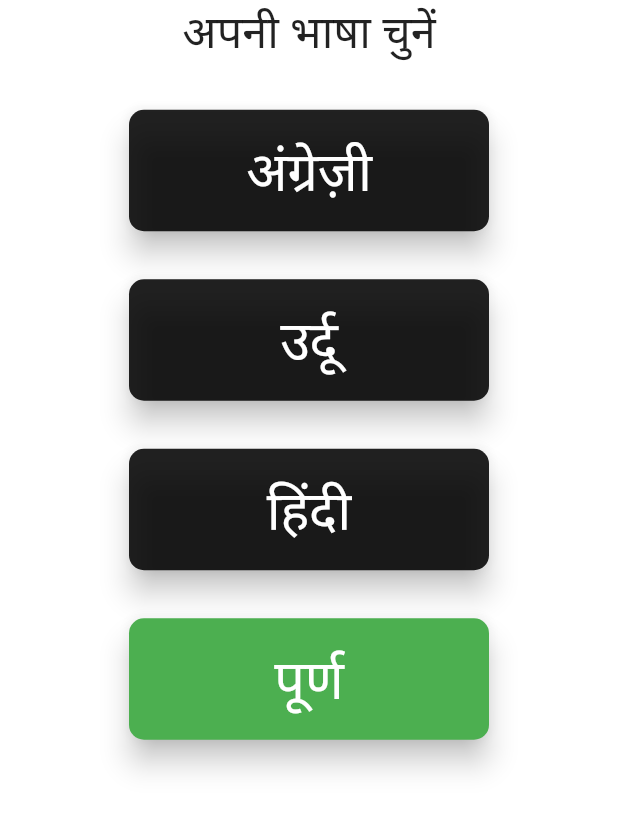
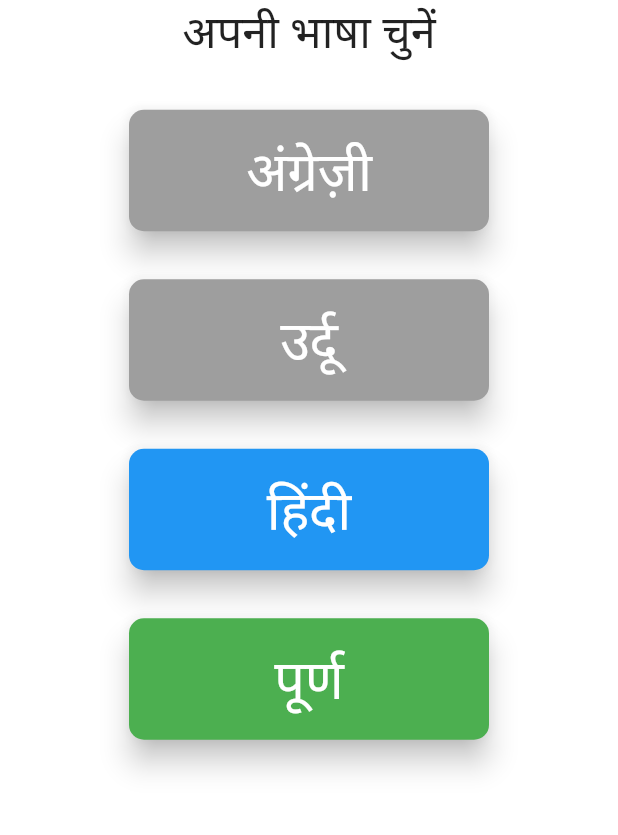
Before and after one commit to Sourav-Malani/Detect-Citrus-Canker, a Flutter app: the Languages screen opened directly, after a tap on "Urdu", after a tap on "انگریزی", after a tap on "Hindi", on a phone screen of 412 x 824 dp, the part 320-1155 px from its top. Run offline on Flutter 3.47's test engine with Material 2 defaults, Android fonts, the phone set to English and light mode, and no system bars; our stand-ins replace camera, cloud_firestore, easy_localization, firebase_auth, firebase_core, firebase_storage and 11 more; missing offline and left inert: tflite_flutter_helper_plus, tflite_flutter_plus; accounts and stored records are empty; network calls fail.

Commit message:
Modified the language selection screen

```diff
--- a/lib/classifier/classifier.dart
+++ b/lib/classifier/classifier.dart
@@ -146,6 +146,7 @@ class Classifier {
       final category = ClassifierCategory(key, value);
       categoryList.add(category);
       debugPrint('label: ${category.label}, score: ${category.score}');
+
     });
 
     // #4
--- a/lib/languagescreen.dart
+++ b/lib/languagescreen.dart
@@ -4,7 +4,27 @@ import 'package:flutter/material.dart';
 import 'package:easy_localization/easy_localization.dart';
 import 'package:provider/provider.dart';
 import 'onboarding_screen.dart';
-class Languages extends StatelessWidget {
+
+class Languages extends StatefulWidget {
+  @override
+  _LanguagesState createState() => _LanguagesState();
+}
+
+class _LanguagesState extends State<Languages> {
+  Map<String, Color> buttonColors = {
+    'languages_btn_english': Colors.grey,
+    'languages_btn_urdu': Colors.grey,
+    'languages_btn_hindi': Colors.grey,
+  };
+  void resetButtonColors(String selectedButton) {
+    for (var button in buttonColors.keys) {
+      if (button != selectedButton) {
+        setState(() {
+          buttonColors[button] = Colors.grey; // Reset other buttons to default color
+        });
+      }
+    }
+  }
   @override
   Widget build(BuildContext context) {
     LanguageController controller = context.read<LanguageController>();
@@ -17,8 +37,7 @@ class Languages extends StatelessWidget {
           child: Column(
             mainAxisAlignment: MainAxisAlignment.center,
             children: [
-              Image.asset('assets/icon/icon.png',
-              height: 40,width:40),
+              Image.asset('assets/icon/icon.png', height: 40, width: 40),
               Text(
                 'home_description'.tr(),
                 style: TextStyle(fontSize: 30),
@@ -26,37 +45,58 @@ class Languages extends StatelessWidget {
               SizedBox(height: 32),
               LanguageButton(
                 text: 'languages_btn_english'.tr(),
+                color: buttonColors['languages_btn_english'] ?? Colors.grey,
                 onPressed: () {
                   context.locale = Locale('en', 'US');
                   controller.onLanguageChanged();
+                  resetButtonColors('languages_btn_english'); // Reset other button colors
+                  setState(() {
+                    buttonColors['languages_btn_english'] = Colors.blue;
+                  });
                 },
               ),
               SizedBox(height: 32),
               LanguageButton(
                 text: 'languages_btn_urdu'.tr(),
+                color: buttonColors['languages_btn_urdu'] ?? Colors.grey,
                 onPressed: () {
                   context.locale = Locale('ur', 'PK');
                   controller.onLanguageChanged();
+                  resetButtonColors('languages_btn_urdu'); // Reset other button colors
+
+                  setState(() {
+                    buttonColors['languages_btn_urdu'] = Colors.blue;
+                  });
                 },
               ),
               SizedBox(height: 32),
               LanguageButton(
                 text: 'languages_btn_hindi'.tr(),
+                color: buttonColors['languages_btn_hindi'] ?? Colors.grey,
                 onPressed: () {
                   context.locale = Locale('hi', 'IN');
                   controller.onLanguageChanged();
+                  resetButtonColors('languages_btn_hindi'); // Reset other button colors
+                  setState(() {
+                    buttonColors['languages_btn_hindi'] = Colors.blue;
+                  });
                 },
               ),
               SizedBox(height: 32),
               LanguageButton(
                 text: 'confirm_selection'.tr(),
                 color: Colors.green,
-                onPressed: () => Navigator.push(
-                  context,
-                  MaterialPageRoute(
-                    builder: (context) => OnboardingScreen(),
-                  ),
-                ),
+                onPressed: () {
+                  Navigator.push(
+                    context,
+                    MaterialPageRoute(
+                      builder: (context) => OnboardingScreen(),
+                    ),
+                  );
+                  setState(() {
+                    // Change the color of the confirmation button if needed
+                  });
+                },
               ),
             ],
           ),
--- a/lib/widget/plant_recogniser.dart
+++ b/lib/widget/plant_recogniser.dart
@@ -205,7 +205,8 @@ class _PlantRecogniserState extends State<PlantRecogniser> {
       children: [
         Text(title, style: kResultTextStyle),
         const SizedBox(height: 10),
-        Text(accuracyLabel, style: kResultRatingTextStyle)
+        Text(accuracyLabel, style: kResultRatingTextStyle),
+        Text("Hi")
       ],
     );
   }
--- a/pubspec.yaml
+++ b/pubspec.yaml
@@ -72,6 +72,7 @@ dependencies:
   uuid: ^4.0.0
   firebase_storage: ^11.2.6
   geolocator: ^10.0.1
+  quickalert: ^1.0.2
   #new added
 
 
```
Also changed, not shown: lib/Community3/screens/login_screen.dart (+8 -2 lines), pubspec.lock.
